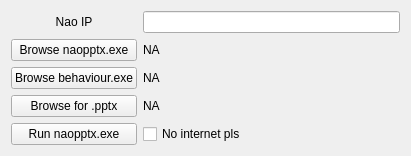
The window that mainwindow.ui (drewzxcvbnm/NaoPyGuiShell) describes before a commit, drawn with Qt 5.
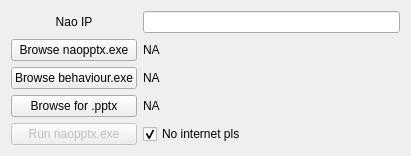
The same window after the commit.

Commit message: possibly running naopptx

```diff
--- a/mainwindow.ui
+++ b/mainwindow.ui
@@ -123,6 +123,9 @@
    </item>
    <item row="4" column="0">
     <widget class="QPushButton" name="runNaopptx">
+     <property name="enabled">
+      <bool>false</bool>
+     </property>
      <property name="sizePolicy">
       <sizepolicy hsizetype="Preferred" vsizetype="Fixed">
        <horstretch>0</horstretch>
@@ -139,6 +142,9 @@
      <property name="text">
       <string>No internet pls</string>
      </property>
+     <property name="checked">
+      <bool>true</bool>
+     </property>
     </widget>
    </item>
   </layout>
```
Left out of the diff: 2 changed lines with no effect on the pictures. The commit also changes 1 other file.
